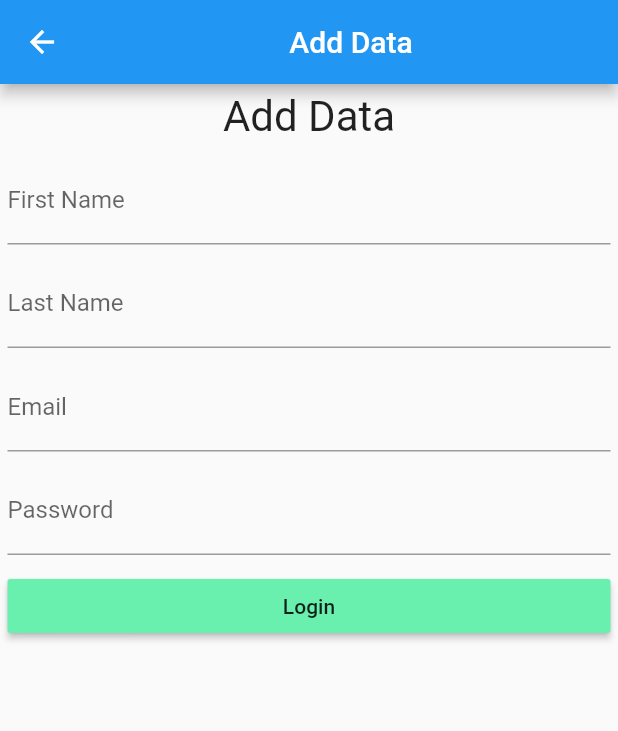
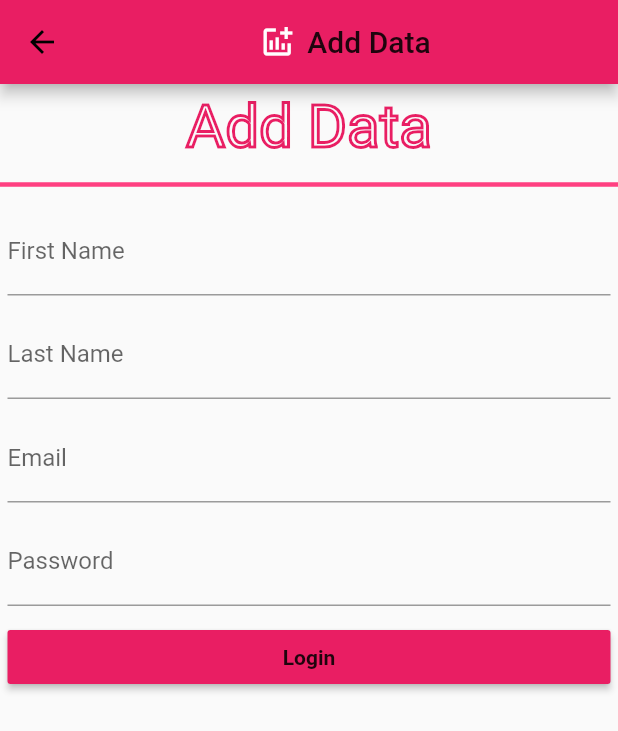
Before and after one commit to 07kamrul/Flutter, a Flutter app: the screen it shows after launch, after a tap on the "add" icon, on a phone screen of 412 x 824 dp. Shown: the top 731 px of the screen. Run offline on Flutter 3.47's test engine with Material 2 defaults, Android fonts, the phone set to English and light mode, and no system bars; our stand-ins replace google_fonts, sqflite; accounts and stored records are empty.

Commit message:
Flutter CRUD design done

```diff
--- a/flutter_crud/lib/main.dart
+++ b/flutter_crud/lib/main.dart
@@ -3,7 +3,12 @@ import 'package:flutter_crud/screen/home.dart';
 
 void main() {
   runApp(MaterialApp(
+    theme: ThemeData(
+      primaryColor: Colors.grey,
+
+    ),
     debugShowCheckedModeBanner: false,
     home: Home(),
+
   ));
 }
--- a/flutter_crud/lib/screen/add_data.dart
+++ b/flutter_crud/lib/screen/add_data.dart
@@ -1,31 +1,49 @@
-import 'package:flutter/cupertino.dart';
 import 'package:flutter/material.dart';
+import 'package:flutter_crud/screen/home.dart';
 
 class AddDataPage extends StatefulWidget {
   // Home({Key: key}) : super(key: key);
   @override
-  _AddDataPage createState() => _AddDataPage();
+  _AddDataPage createState() => new _AddDataPage();
 }
 
 class _AddDataPage extends State<AddDataPage> {
-  get _formKey => new GlobalKey<FormState>();
+  final _formKey = new GlobalKey<FormState>();
   final _scaffoldKey = new GlobalKey<ScaffoldState>();
 
+  final firstNameController = TextEditingController();
+  final lastNameController = TextEditingController();
+  final emailController = TextEditingController();
+  final passwordController = TextEditingController();
+
   void _submit() {
-    final form = _formKey.currentState;
-    if (form.validate()) {
-      setState(() {
-        form.save();
-      });
+    final form = _formKey.currentState.validate();
+    if (!form) {
+      return;
     }
+    _formKey.currentState.save();
+    _performHomePage();
+  }
+
+  void _performHomePage() {
+    Navigator.push(context, MaterialPageRoute(builder: (context) => Home()));
+  }
+
+  @override
+  void dispose() {
+    firstNameController.dispose();
+    lastNameController.dispose();
+    emailController.dispose();
+    passwordController.dispose();
+    super.dispose();
   }
 
   @override
   Widget build(BuildContext context) {
     var saveBtn = new RaisedButton(
       onPressed: _submit,
-      child: new Text("Login"),
-      color: Colors.greenAccent,
+      child: new Text("Login",style: new TextStyle(fontWeight: FontWeight.bold)),
+      color: Colors.pink,
     );
 
     var addForm = new Form(
@@ -33,22 +51,40 @@ class _AddDataPage extends State<AddDataPage> {
       child: new ListView(
         children: <Widget>[
           new Padding(
-
               padding: const EdgeInsets.all(5.0),
               child: new Center(
-
                 child: new Text(
                   "Add Data",
-                  textScaleFactor: 2.0,
-
+                  style: TextStyle(
+                    fontSize: 40,
+                    foreground: Paint()
+                      ..style = PaintingStyle.stroke
+                      ..strokeWidth = 2
+                      ..color = Colors.pink,
+                  ),
                 ),
               )),
+          const Divider(
+
+            color: Colors.pinkAccent,
+            height: 20,
+            thickness: 3,
+            endIndent: 0,
+          ),
           new Padding(
             padding: const EdgeInsets.all(5.0),
             child: new TextFormField(
               decoration: new InputDecoration(
                   labelText: "First Name",
                   hintText: "Enter your first name..."),
+              controller: firstNameController,
+              keyboardType: TextInputType.text,
+              validator: (firstNameController) {
+                if (firstNameController.isEmpty) {
+                  return 'Please enter your first name.';
+                }
+                return null;
+              },
             ),
           ),
           new Padding(
@@ -56,6 +92,14 @@ class _AddDataPage extends State<AddDataPage> {
             child: new TextFormField(
               decoration: new InputDecoration(
                   labelText: "Last Name", hintText: "Enter your last name..."),
+              controller: lastNameController,
+              keyboardType: TextInputType.text,
+              validator: (value) {
+                if (value.isEmpty) {
+                  return 'Please enter your first name.';
+                }
+                return null;
+              },
             ),
           ),
           new Padding(
@@ -63,13 +107,30 @@ class _AddDataPage extends State<AddDataPage> {
             child: new TextFormField(
               decoration: new InputDecoration(
                   labelText: "Email", hintText: "Enter your email..."),
+              controller: emailController,
+              keyboardType: TextInputType.text,
+              validator: (value) {
+                if (value.isEmpty) {
+                  return 'Please enter your first name.';
+                }
+                return null;
+              },
             ),
           ),
           new Padding(
             padding: const EdgeInsets.all(5.0),
             child: new TextFormField(
+              obscureText: true,
               decoration: new InputDecoration(
                   labelText: "Password", hintText: "Enter your password..."),
+              controller: passwordController,
+              keyboardType: TextInputType.text,
+              validator: (value) {
+                if (value.isEmpty) {
+                  return 'Please enter your first name.';
+                }
+                return null;
+              },
             ),
           ),
           new Padding(
@@ -82,9 +143,20 @@ class _AddDataPage extends State<AddDataPage> {
 
     return new Scaffold(
       appBar: new AppBar(
-          title: Center(
-        child: Text("Add Data"),
-      )),
+        title: Row(
+          mainAxisAlignment: MainAxisAlignment.center,
+          children: [
+            Icon(
+              Icons.addchart,
+              color: Colors.white,
+            ),
+            Container(
+                padding: const EdgeInsets.all(8.0), child: Text('Add Data'))
+          ],
+        ),
+        backgroundColor: Colors.pink,
+
+      ),
       key: _scaffoldKey,
       body: new Container(
         child: new Center(
--- a/flutter_crud/lib/screen/home.dart
+++ b/flutter_crud/lib/screen/home.dart
@@ -18,9 +18,20 @@ class _HomeState extends State<Home> {
   Widget build(BuildContext context) {
     return Scaffold(
       appBar: AppBar(
-          title: Center(
-            child: Text("Flutter CRUD"),
-          )      ),
+        title: Row(
+          mainAxisAlignment: MainAxisAlignment.center,
+          children: [
+            Icon(
+              Icons.home,
+              color: Colors.white,
+            ),
+            Container(
+                padding: const EdgeInsets.all(8.0), child: Text('Flutter CRUD'))
+          ],
+
+        ),
+        backgroundColor: Colors.pink,
+      ),
 
       body: ListView(
         padding: const EdgeInsets.all(8),
@@ -52,13 +63,28 @@ class _HomeState extends State<Home> {
         ],
       ),
 
-      floatingActionButton: FloatingActionButton(
-        child: Icon(Icons.add),
-        onPressed: (){
-          Navigator.push(context, MaterialPageRoute(builder: (context) => AddDataPage()));
-        },
+      // floatingActionButton: FloatingActionButton(
+      //   child: Icon(Icons.add),
+      //   onPressed: (){
+      //     Navigator.push(context, MaterialPageRoute(builder: (context) => AddDataPage()));
+      //   },
+      // ),
+      //
+
+      floatingActionButton: Theme(
+        data: Theme.of(context).copyWith(
+          colorScheme: Theme.of(context)
+              .colorScheme
+              .copyWith(secondary: Colors.pinkAccent),
+        ),
+        child: FloatingActionButton(
+          child: Icon(Icons.add),
+          onPressed: () {
+            Navigator.push(context,
+                MaterialPageRoute(builder: (context) => AddDataPage()));
+          },
+        ),
       ),
-
     );
   }
 }
```
